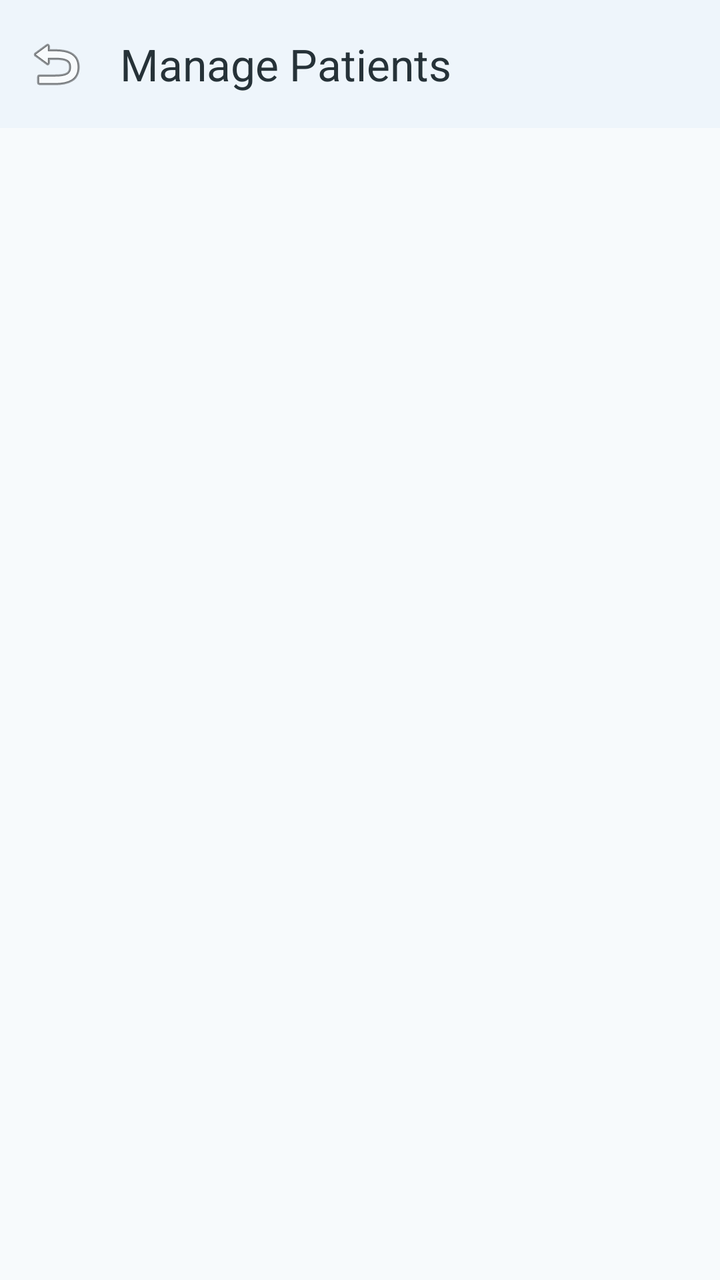
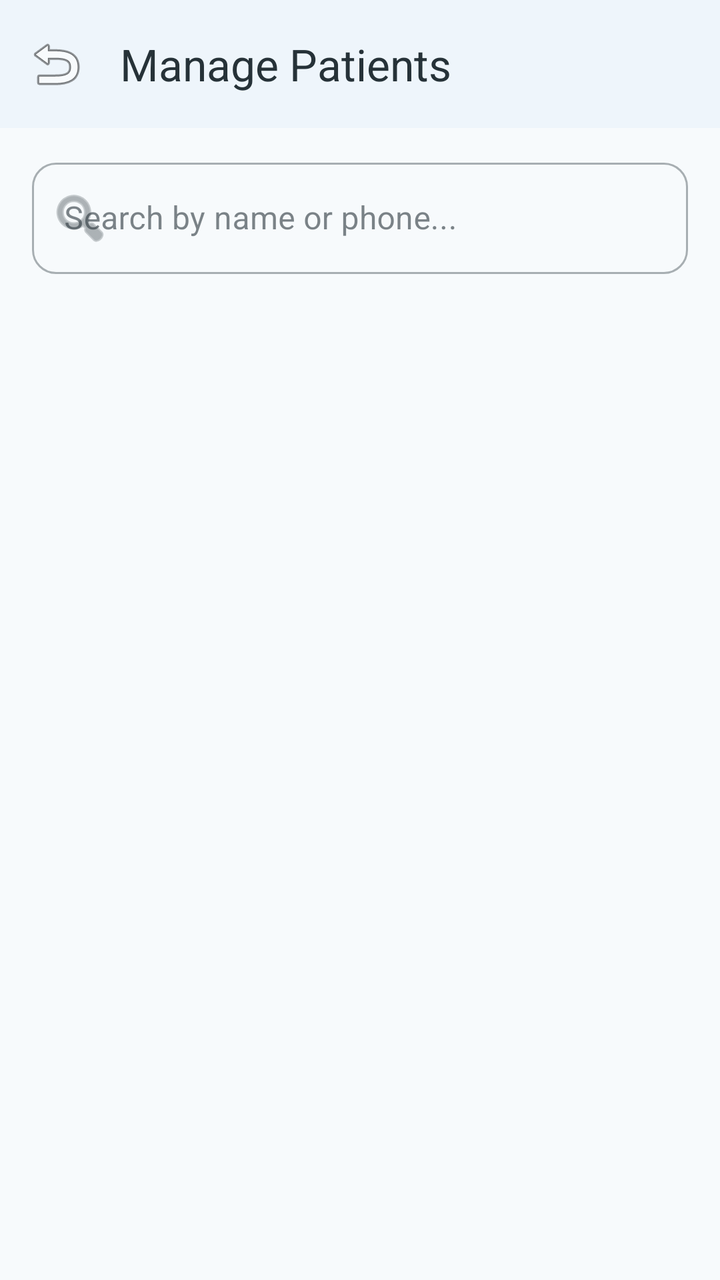

Screens rendered from an Android XML layout before and after an edit, with the pre-edit source and the edit as a unified diff.
<!-- AndroidManifest.xml: application theme Theme.Medicare -->
<!-- res/layout/activity_admin_manage_patients.xml -->
<?xml version="1.0" encoding="utf-8"?>
<LinearLayout xmlns:android="http://schemas.android.com/apk/res/android"
    xmlns:app="http://schemas.android.com/apk/res-auto"
    android:layout_width="match_parent"
    android:layout_height="match_parent"
    android:background="@color/background"
    android:orientation="vertical">

    <com.google.android.material.appbar.MaterialToolbar
        android:id="@+id/toolbarManagePatients"
        android:layout_width="match_parent"
        android:layout_height="?attr/actionBarSize"
        android:background="@color/surface"
        android:elevation="2dp"
        app:navigationIcon="@android:drawable/ic_menu_revert"
        app:title="@string/manage_patients"
        app:titleTextColor="@color/text_primary" />

    <FrameLayout
        android:layout_width="match_parent"
        android:layout_height="match_parent">

        <androidx.recyclerview.widget.RecyclerView
            android:id="@+id/rvAdminPatients"
            android:layout_width="match_parent"
            android:layout_height="match_parent"
            android:padding="16dp" />

        <ProgressBar
            android:id="@+id/pbAdminPatientsLoading"
            android:layout_width="36dp"
            android:layout_height="36dp"
            android:layout_gravity="center"
            android:indeterminateTint="@color/primary"
            android:visibility="gone" />

    </FrameLayout>

</LinearLayout>
<!-- resources referenced by this layout -->
<resources>
  <color name="background">#F7FAFC</color>
  <color name="primary">#1976D2</color>
  <color name="surface">#FFFFFF</color>
  <color name="text_primary">#263238</color>
  <string name="manage_patients">Manage Patients</string>
  <style name="Theme.Medicare" parent="Theme.Material3.Light.NoActionBar">
          
          <item name="colorPrimary">@color/primary</item>
          <item name="colorPrimaryDark">@color/primary_dark</item>
          <item name="colorSecondary">@color/secondary</item>
          <item name="android:windowBackground">@color/background</item>
          <item name="android:statusBarColor">@color/surface</item>
          <item name="android:windowLightStatusBar">true</item>
          <item name="colorSurface">@color/surface</item>
          <item name="colorOnSurface">@color/text_primary</item>
          
          
          <item name="shapeAppearanceCornerMedium">@style/ShapeAppearance.Medicare.Medium</item>
          <item name="shapeAppearanceCornerLarge">@style/ShapeAppearance.Medicare.Large</item>
      </style>
  <color name="primary_dark">#1565C0</color>
  <color name="secondary">#26A69A</color>
  <style name="ShapeAppearance.Medicare.Medium" parent="ShapeAppearance.Material3.Corner.Medium">
          <item name="cornerSize">14dp</item>
      </style>
  <style name="ShapeAppearance.Medicare.Large" parent="ShapeAppearance.Material3.Corner.Large">
          <item name="cornerSize">20dp</item>
      </style>
</resources>

<!-- the commit's change to res/layout/activity_admin_manage_patients.xml (unified diff, before → after) -->
@@ -16,15 +16,53 @@
         app:title="@string/manage_patients"
         app:titleTextColor="@color/text_primary" />
 
+    <com.google.android.material.textfield.TextInputLayout
+        android:id="@+id/tilSearchPatients"
+        style="@style/Widget.MaterialComponents.TextInputLayout.OutlinedBox"
+        android:layout_width="match_parent"
+        android:layout_height="wrap_content"
+        android:layout_marginStart="16dp"
+        android:layout_marginTop="12dp"
+        android:layout_marginEnd="16dp"
+        android:hint="Search by name or phone..."
+        app:boxCornerRadiusBottomEnd="12dp"
+        app:boxCornerRadiusBottomStart="12dp"
+        app:boxCornerRadiusTopEnd="12dp"
+        app:boxCornerRadiusTopStart="12dp"
+        app:startIconDrawable="@android:drawable/ic_menu_search">
+
+        <com.google.android.material.textfield.TextInputEditText
+            android:id="@+id/etSearchPatients"
+            android:layout_width="match_parent"
+            android:layout_height="wrap_content"
+            android:imeOptions="actionSearch"
+            android:inputType="text" />
+    </com.google.android.material.textfield.TextInputLayout>
+
     <FrameLayout
         android:layout_width="match_parent"
-        android:layout_height="match_parent">
+        android:layout_height="match_parent"
+        android:layout_marginTop="8dp">
 
         <androidx.recyclerview.widget.RecyclerView
             android:id="@+id/rvAdminPatients"
             android:layout_width="match_parent"
             android:layout_height="match_parent"
-            android:padding="16dp" />
+            android:clipToPadding="false"
+            android:paddingStart="16dp"
+            android:paddingTop="8dp"
+            android:paddingEnd="16dp"
+            android:paddingBottom="16dp" />
+
+        <TextView
+            android:id="@+id/tvEmptyPatients"
+            android:layout_width="wrap_content"
+            android:layout_height="wrap_content"
+            android:layout_gravity="center"
+            android:text="No patients found"
+            android:textColor="@color/text_secondary"
+            android:textSize="15sp"
+            android:visibility="gone" />
 
         <ProgressBar
             android:id="@+id/pbAdminPatientsLoading"
<!-- resource entries referenced after the edit -->
@@ -4,6 +4,7 @@
   <color name="primary">#1976D2</color>
   <color name="surface">#FFFFFF</color>
   <color name="text_primary">#263238</color>
+  <color name="text_secondary">#607D8B</color>
   <string name="manage_patients">Manage Patients</string>
   <style name="Theme.Medicare" parent="Theme.Material3.Light.NoActionBar">
           
